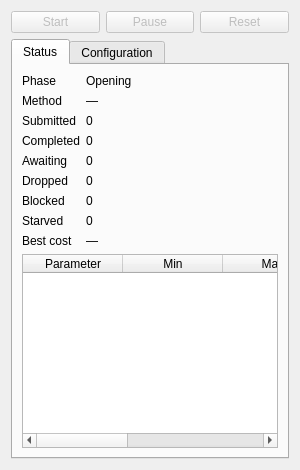
First picture: the form in labscript_optimization/window.ui, repository spielman-group/labscript-optimization, before the edit.
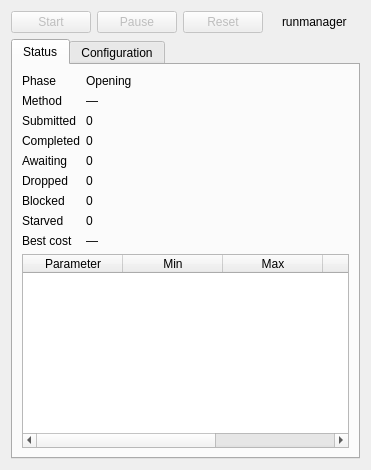
Second picture: the form after the edit.

Commit message:
Show whether runmanager answers in a light beside the buttons, and pause rather than end when it stops
A monitor cribbed from runmanager's BLACS light asks runmanager every 2 s.
The opening no longer greets runmanager; Start needs the light and checks
the globals, and a refused Start or a runmanager that stops answering
pauses the session with the reason in the window, printing nothing.

```diff
--- a/labscript_optimization/window.ui
+++ b/labscript_optimization/window.ui
@@ -8,6 +8,9 @@
       <item><widget class="QPushButton" name="start_button"><property name="text"><string>Start</string></property><property name="enabled"><bool>false</bool></property></widget></item>
       <item><widget class="QPushButton" name="pause_button"><property name="text"><string>Pause</string></property><property name="enabled"><bool>false</bool></property></widget></item>
       <item><widget class="QPushButton" name="reset_button"><property name="text"><string>Reset</string></property><property name="enabled"><bool>false</bool></property></widget></item>
+      <item><widget class="QLabel" name="runmanager_icon"><property name="sizePolicy"><sizepolicy hsizetype="Fixed" vsizetype="Preferred"><horstretch>0</horstretch><verstretch>0</verstretch></sizepolicy></property></widget></item>
+      <item><widget class="QLabel" name="runmanager_label"><property name="sizePolicy"><sizepolicy hsizetype="Fixed" vsizetype="Preferred"><horstretch>0</horstretch><verstretch>0</verstretch></sizepolicy></property><property name="text"><string>runmanager</string></property></widget></item>
+      <item><widget class="QLabel" name="runmanager_status"><property name="sizePolicy"><sizepolicy hsizetype="Fixed" vsizetype="Preferred"><horstretch>0</horstretch><verstretch>0</verstretch></sizepolicy></property><property name="toolTip"><string>Checking runmanager...</string></property></widget></item>
      </layout>
     </item>
     <item>
```
The commit also changes 14 other files.
